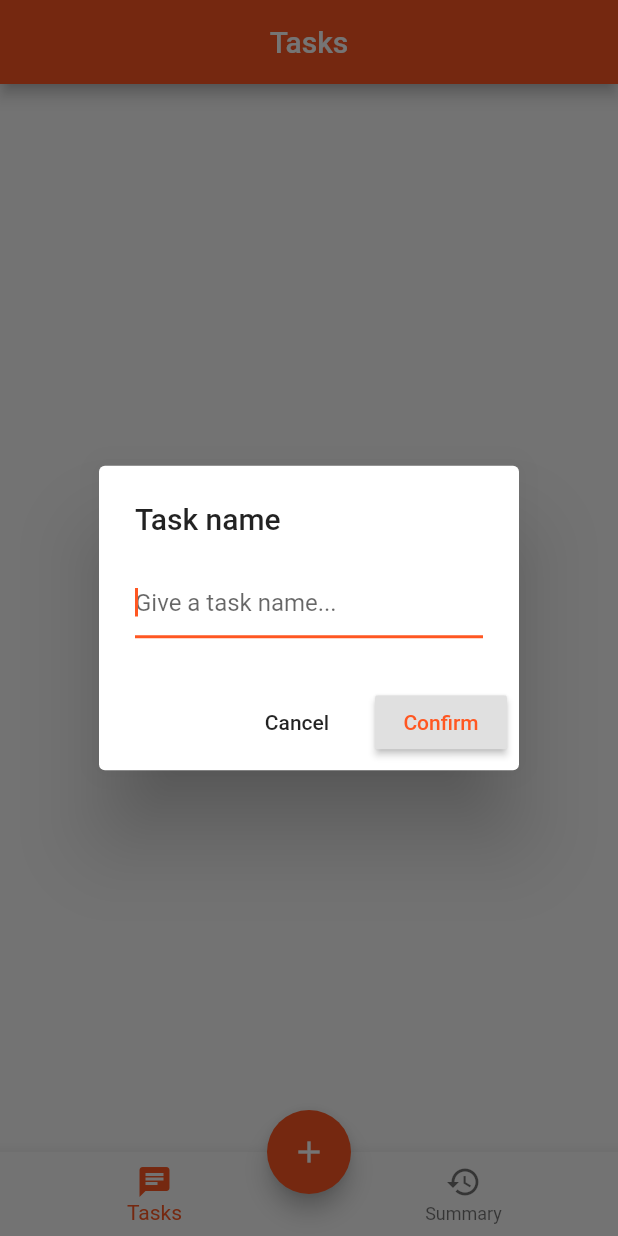
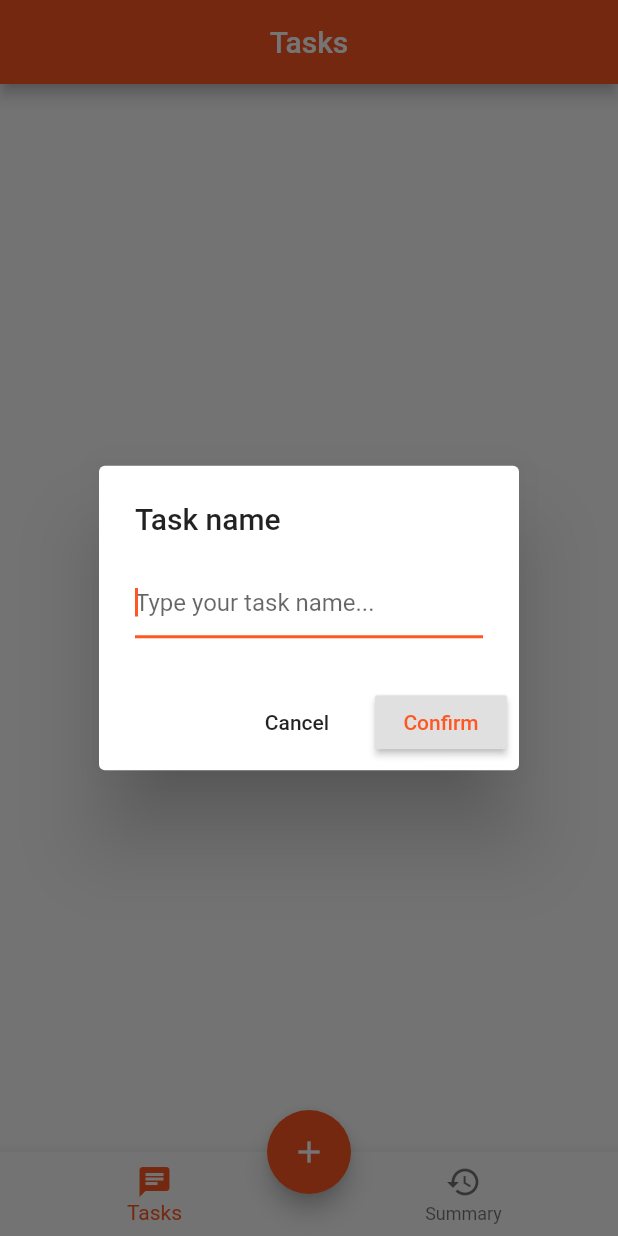
Before and after one commit to linusyoung/darka, a Flutter app: the screen it shows after launch, after a tap on the "add" icon, on a phone screen of 412 x 824 dp. Run offline on Flutter 3.47's test engine with Material 2 defaults, Android fonts, the phone set to English and light mode, and no system bars; our stand-ins replace audioplayers, bloc, flutter_bloc, percent_indicator, sqflite; missing offline and left inert: flutter_calendar; accounts and stored records are empty.

Commit message:
fix hint text

```diff
--- a/lib/l10n/intl_en.arb
+++ b/lib/l10n/intl_en.arb
@@ -71,6 +71,4 @@
     "type": "text",
     "placeholders": {}
   }
-
-
 }
--- a/lib/l10n/intl_messages.arb
+++ b/lib/l10n/intl_messages.arb
@@ -5,6 +5,7 @@
     "description": "The title of the application",
     "type": "text",
     "placeholders": {}
+
   },
   "bottomNavSummary": "Summary",
   "@bottomNavSummary": {
@@ -36,7 +37,7 @@
     "type": "text",
     "placeholders": {}
   },
-  "newTaskHintText": "Give a task name...",
+  "newTaskHintText": "Type your task name...",
   "@newTaskHintText": {
     "description": "hint text when creating a new task.",
     "type": "text",
--- a/lib/locale/locales.dart
+++ b/lib/locale/locales.dart
@@ -71,7 +71,7 @@ class AppLocalizations {
 
   String get newTaskHintText {
     return Intl.message(
-      'Give a task name...',
+      'Type your task name...',
       name: 'newTaskHintText',
       desc: 'hint text when creating a new task.',
     );
```
Also changed, not shown: lib/l10n/messages_en.dart (+16 -14 lines), lib/l10n/messages_messages.dart (+16 -14 lines).
